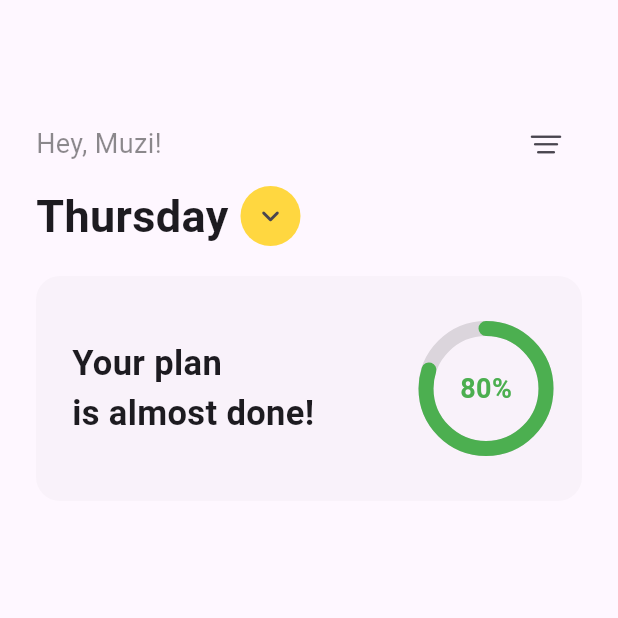
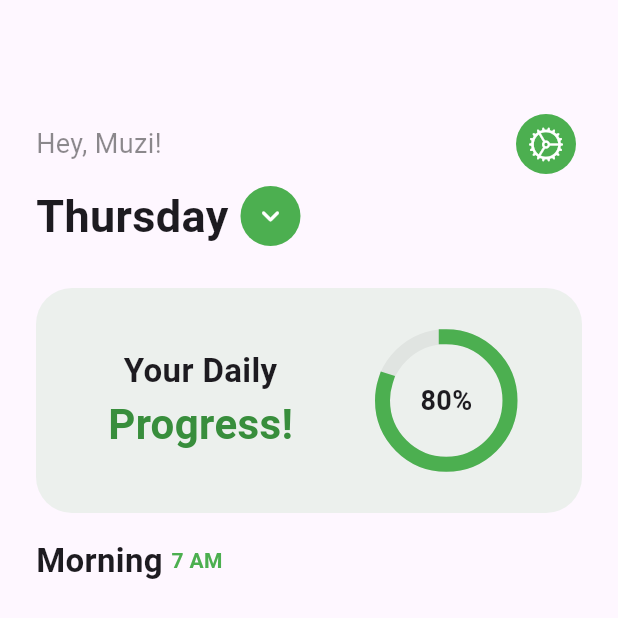
Before and after one commit to muzzammil763/Pill_Reminder_UI, a Flutter app: the screen it shows after launch, on a phone screen of 412 x 824 dp. Shown: the top 618 px of the screen. Run offline on Flutter 3.47's test engine with Material 3 defaults, Android fonts, the light colour scheme and no system bars.

Commit message:
added some more components in home screen

```diff
--- a/lib/Screens/homescreen.dart
+++ b/lib/Screens/homescreen.dart
@@ -33,9 +33,14 @@ class HomeScreen extends StatelessWidget {
                   ),
                   const Spacer(),
                   IconButton(
+                    style: ButtonStyle(
+                      backgroundColor: MaterialStateColor.resolveWith(
+                          (states) => Colors.green),
+                    ),
                     onPressed: () {},
                     icon: const Icon(
-                      CupertinoIcons.line_horizontal_3_decrease,
+                      CupertinoIcons.settings,
+                      color: Colors.white,
                     ),
                   ),
                 ],
@@ -53,61 +58,72 @@ class HomeScreen extends StatelessWidget {
                   IconButton(
                     style: ButtonStyle(
                       backgroundColor: MaterialStateColor.resolveWith(
-                          (states) => Colors.amberAccent),
+                          (states) => Colors.green),
                     ),
                     onPressed: () {},
                     icon: const Icon(
                       Icons.keyboard_arrow_down_rounded,
+                      color: Colors.white,
                     ),
                   ),
                 ],
               ),
-              const SizedBox(height: 16),
+              const SizedBox(height: 24),
               Container(
                 height: 150,
                 width: double.infinity,
                 decoration: BoxDecoration(
-                  color: Colors.black.withOpacity(0.02),
-                  borderRadius: BorderRadius.circular(16),
+                  color: Colors.green.withOpacity(0.1),
+                  borderRadius: BorderRadius.circular(24),
                 ),
-                child: const Padding(
-                  padding: EdgeInsets.symmetric(horizontal: 24),
+                child: Padding(
+                  padding: const EdgeInsets.symmetric(horizontal: 48),
                   child: Row(
                     children: [
                       SizedBox(
                         height: 150,
-                        child: Center(
-                          child: Text(
-                            "Your plan\nis almost done!",
-                            style: TextStyle(
-                              fontSize: 23,
-                              fontWeight: FontWeight.bold,
+                        child: Column(
+                          mainAxisAlignment: MainAxisAlignment.center,
+                          children: [
+                            const Text(
+                              "Your Daily",
+                              style: TextStyle(
+                                fontSize: 22,
+                                fontWeight: FontWeight.bold,
+                              ),
                             ),
-                          ),
+                            Text(
+                              "Progress!",
+                              style: TextStyle(
+                                fontSize: 28,
+                                fontWeight: FontWeight.bold,
+                                color: Colors.green.shade700,
+                              ),
+                            ),
+                          ],
                         ),
                       ),
-                      Spacer(),
+                      const Spacer(),
                       Stack(
                         children: [
                           SizedBox(
-                            height: 80,
-                            width: 80,
+                            height: 85,
+                            width: 85,
                             child: CircularProgressIndicator(
                               color: Colors.green,
-                              backgroundColor: Colors.black12,
+                              backgroundColor: Colors.black.withOpacity(0.05),
                               strokeWidth: 10,
                               value: 80 / 100,
-                              strokeCap: StrokeCap.round,
+                              strokeCap: StrokeCap.square,
                             ),
                           ),
-                          Positioned.fill(
+                          const Positioned.fill(
                             child: Center(
                               child: Text(
                                 "80%",
                                 style: TextStyle(
                                   fontWeight: FontWeight.bold,
                                   fontSize: 18,
-                                  color: Colors.green,
                                 ),
                               ),
                             ),
@@ -118,6 +134,25 @@ class HomeScreen extends StatelessWidget {
                   ),
                 ),
               ),
+              const SizedBox(height: 16),
+              const Row(
+                children: [
+                  Text(
+                    "Morning ",
+                    style: TextStyle(
+                      fontSize: 22,
+                      fontWeight: FontWeight.bold,
+                    ),
+                  ),
+                  Text(
+                    "7 AM",
+                    style: TextStyle(
+                      color: Colors.green,
+                      fontWeight: FontWeight.bold,
+                    ),
+                  ),
+                ],
+              )
             ],
           ),
         ),
```
